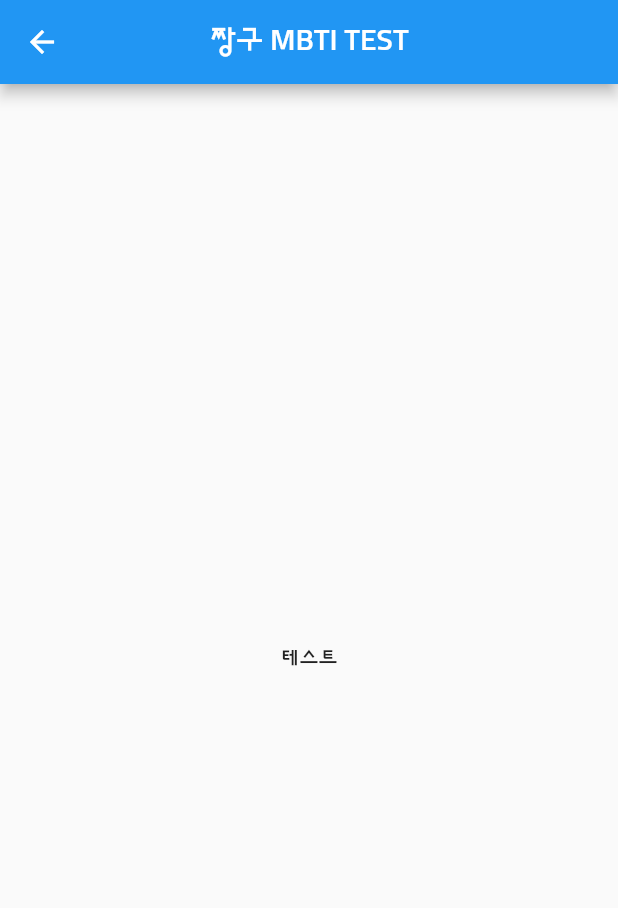
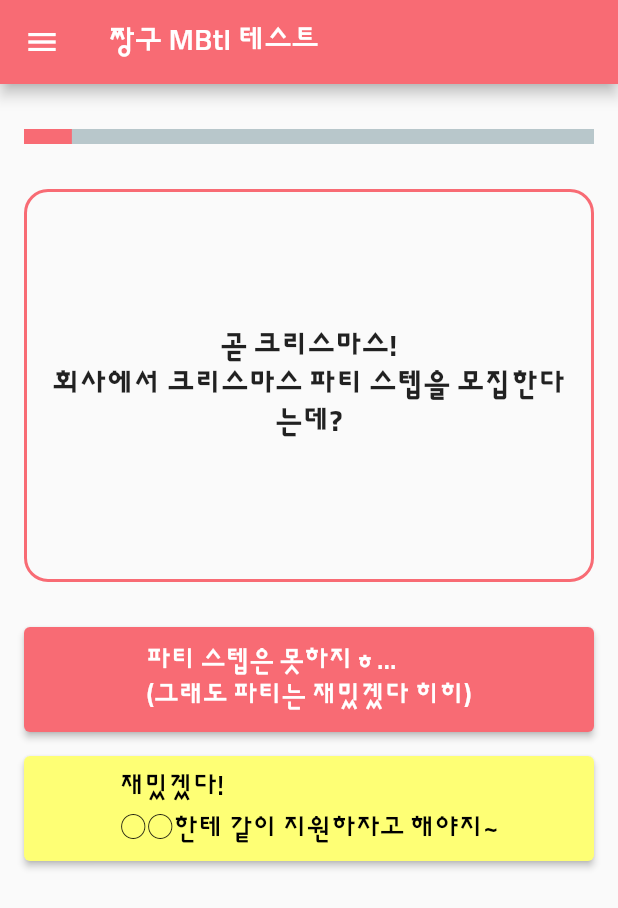
Before and after one commit to dohy-9443/flutter-mbti, a Flutter app: the TestScreen screen opened directly, on a phone screen of 412 x 824 dp. Shown: the top 908 px of the screen. Run offline on Flutter 3.47's test engine with Material 2 defaults, Android fonts, the phone set to English and light mode, and no system bars; drawn by our look-alikes of percent_indicator; missing offline and left inert: transition.

Commit message:
feat (test_screen.dart) : test 레이아웃 작업

```diff
--- a/mbti/lib/constants/colors.dart
+++ b/mbti/lib/constants/colors.dart
@@ -0,0 +1,4 @@
+import 'package:flutter/material.dart';
+
+const primaryColor = Color(0xFFF86B74);
+const secondaryColor = Color(0xFFFEFF75);
--- a/mbti/lib/screen/home_screen.dart
+++ b/mbti/lib/screen/home_screen.dart
@@ -1,5 +1,6 @@
 import 'package:flutter/material.dart';
 import 'package:mbti/components/transition_button.dart';
+import 'package:mbti/constants/colors.dart';
 import 'package:mbti/screen/test_screen.dart';
 import 'package:transition/transition.dart';
 
@@ -13,6 +14,31 @@ class HomeScreen extends StatelessWidget {
         children: [
           _backgroundBlock(),
           Image.asset('asset/img/background.jpeg'),
+          Positioned(
+            top: 200,
+            left: 0,
+            right: 0,
+            child: Column(
+              children: const [
+                Text(
+                  '짱구의 못말리는',
+                  textAlign: TextAlign.center,
+                  style: TextStyle(
+                    color: Colors.white,
+                    fontSize: 30.0
+                  ),
+                ),
+                Text(
+                  'MBTI',
+                  textAlign: TextAlign.center,
+                  style: TextStyle(
+                    color: Colors.white,
+                    fontSize: 50.0
+                  ),
+                )
+              ],
+            )
+          ),
           _testStartButton()
         ]
       ),
@@ -28,7 +54,7 @@ class HomeScreen extends StatelessWidget {
         transitionEffect: TransitionEffect.FADE,
         title: '테스트 시작하기',
         screen: TestScreen(),
-        color: Color(0xFFF86B74)
+        color: primaryColor
       )
     );
   }
@@ -38,12 +64,12 @@ class HomeScreen extends StatelessWidget {
       children: [
         Expanded(
           child: Container(
-            color: const Color(0xFFF86B74),
+            color: primaryColor,
           ),
         ),
         Expanded(
           child: Container(
-            color: const Color(0xFFFEFF75),
+            color: secondaryColor,
           ),
         )
       ]
@@ -55,7 +81,7 @@ class HomeScreen extends StatelessWidget {
       gradient: LinearGradient(
         begin: Alignment.topCenter,
         end: Alignment.bottomCenter,
-        colors: [Color(0xFFF86B74), Color(0xFFFEFF75)]
+        colors: [primaryColor, secondaryColor]
       )
     );
   }
--- a/mbti/lib/screen/test_screen.dart
+++ b/mbti/lib/screen/test_screen.dart
@@ -1,17 +1,125 @@
 import 'package:flutter/material.dart';
+import 'package:mbti/constants/colors.dart';
+import 'package:percent_indicator/linear_percent_indicator.dart';
 
 class TestScreen extends StatelessWidget {
   const TestScreen({super.key});
 
   @override
   Widget build(BuildContext context) {
+    const String question = '곧 크리스마스!\n회사에서 크리스마스 파티 스텝을 모집한다는데?';
+    const String answer1 = '파티 스텝은 못하지ㅎ...\n(그래도 파티는 재밌겠다 히히)';
+    const String answer2 = '재밌겠다!\n○○한테 같이 지원하자고 해야지~';
+
     return Scaffold(
       appBar: AppBar(
-        centerTitle: true,
-        title: const Text('짱구 MBTI TEST')
+        backgroundColor: primaryColor,
+        title: const Text('짱구 MBtI 테스트'),
       ),
-      body: Center(
-        child: Text('테스트'),
+      drawer:Drawer(
+        backgroundColor: primaryColor,
+        child: ListView(
+          children: [
+            DrawerHeader(child: Text('테스트'))
+          ],
+        ),
+      ),
+      body: Padding(
+        padding: const EdgeInsets.only(top: 30.0, left: 16.0, right: 16.0),
+        child: Column(
+          crossAxisAlignment: CrossAxisAlignment.stretch,
+          children: [
+            LinearPercentIndicator(
+              padding: EdgeInsets.zero,
+              percent: 0.084,
+              progressColor: primaryColor,
+              lineHeight: 10,
+            ),
+            const SizedBox(height: 30.0),
+            _question(context: context, question: question),
+            const SizedBox(height: 30.0),
+            _answer(context: context, answerA: answer1, answerB: answer2)
+          ],
+        ),
+      )
+    );
+  }
+
+  Widget _question({
+    required String question, required BuildContext context
+  }) {
+    return SizedBox(
+      height: (MediaQuery.of(context).size.height / 2) - 150,
+      child: Container(
+        decoration: BoxDecoration(
+          borderRadius: const BorderRadius.all(Radius.circular(16.0)),
+          border: Border.all(
+            color: primaryColor,
+            width: 2.0
+          ),
+        ),
+        child: Padding(
+          padding: const EdgeInsets.all(10.0),
+          child: Center(
+            child: Text(
+              question,
+              textAlign: TextAlign.center,
+              style: const TextStyle(
+                fontSize: 20.0,
+                fontWeight: FontWeight.w700
+              ),
+            ),
+          ),
+        ),
+      ),
+    );
+  }
+
+  Widget _answer({ required BuildContext context, required String answerA, required String answerB }) {
+    return SizedBox(
+      height: (MediaQuery.of(context).size.height / 2) - 150,
+      child: Column(
+        crossAxisAlignment: CrossAxisAlignment.stretch,
+        children: [
+          SizedBox(
+            height: 70.0,
+            child: ElevatedButton(
+              style: ElevatedButton.styleFrom(
+                backgroundColor: primaryColor
+              ),
+              onPressed: () {},
+              child: Padding(
+                padding: const EdgeInsets.all(8.0),
+                child: Text(
+                  answerA,
+                  style: const TextStyle(
+                    fontSize: 18.0
+                  ),
+                ),
+              )
+            )
+          ),
+          const SizedBox(height: 16.0),
+          SizedBox(
+            height: 70.0,
+            child: ElevatedButton(
+              style: ElevatedButton.styleFrom(
+                backgroundColor: secondaryColor
+              ),
+              onPressed: () {},
+              child: Padding(
+                padding: const EdgeInsets.all(8.0),
+                child: Text(
+                  answerB,
+                  style: const TextStyle(
+                    color: Colors.black,
+                    fontSize: 18.0
+                  ),
+                ),
+              )
+            )
+          ),
+        ],
       ),
     );
   }
--- a/mbti/pubspec.yaml
+++ b/mbti/pubspec.yaml
@@ -37,6 +37,7 @@ dependencies:
   # Use with the CupertinoIcons class for iOS style icons.
   cupertino_icons: ^1.0.2
   transition: ^2.0.2
+  percent_indicator: ^4.2.2
 
 dev_dependencies:
   flutter_test:
```
Also changed, not shown: mbti/pubspec.lock.
